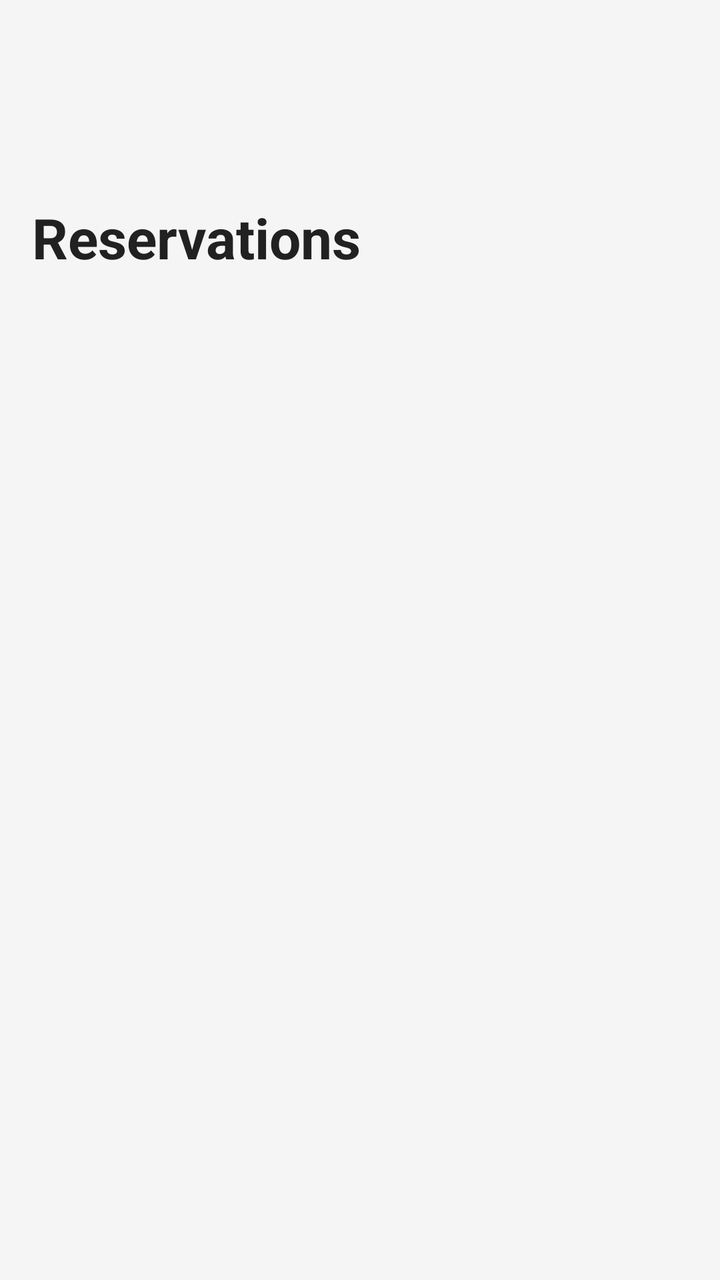
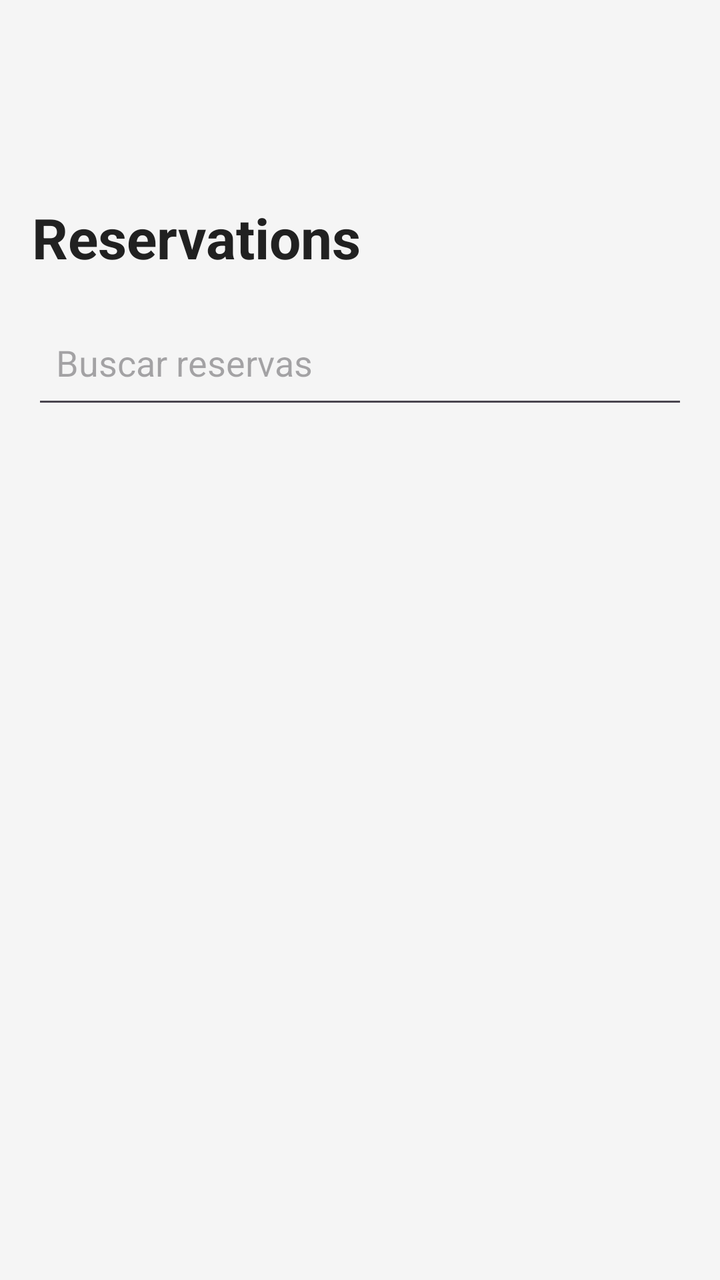

Before-and-after screenshots of an Android layout around one commit, followed by the original layout XML and the change that was made.
<!-- AndroidManifest.xml: application theme Theme.AppEventia -->
<!-- res/layout/activity_reserva_list.xml -->
<?xml version="1.0" encoding="utf-8"?>
<LinearLayout
    xmlns:android="http://schemas.android.com/apk/res/android"
    android:layout_width="match_parent"
    android:layout_height="match_parent"
    android:orientation="vertical"
    android:paddingTop="100dp"
    android:paddingBottom="16dp"
    android:paddingHorizontal="16dp"
    android:background="#F5F5F5">

    <TextView
        android:id="@+id/reservasTitle"
        android:layout_width="wrap_content"
        android:layout_height="wrap_content"
        android:text="@string/reservations_title"
        android:textSize="28sp"
        android:textStyle="bold"
        android:textColor="#212121"
        android:layout_marginBottom="16dp"/>

    <androidx.recyclerview.widget.RecyclerView
        android:id="@+id/reservasRecyclerView"
        android:layout_width="match_parent"
        android:layout_height="match_parent"
        android:padding="8dp"
        android:clipToPadding="false"/>

</LinearLayout>
<!-- resources referenced by this layout -->
<resources>
  <string name="reservations_title">Reservations</string>
  <style name="Theme.AppEventia" parent="Base.Theme.AppEventia" />
  <style name="Base.Theme.AppEventia" parent="Theme.Material3.DayNight">
          
          
      </style>
</resources>

<!-- the commit's change to res/layout/activity_reserva_list.xml (unified diff, before → after) -->
@@ -19,6 +19,14 @@
         android:textColor="#212121"
         android:layout_marginBottom="16dp"/>
 
+    <EditText
+        android:id="@+id/searchReservasEditText"
+        android:layout_width="match_parent"
+        android:layout_height="56dp"
+        android:hint="Buscar reservas"
+        android:padding="12dp"
+        android:layout_marginBottom="16dp"/>
+
     <androidx.recyclerview.widget.RecyclerView
         android:id="@+id/reservasRecyclerView"
         android:layout_width="match_parent"
